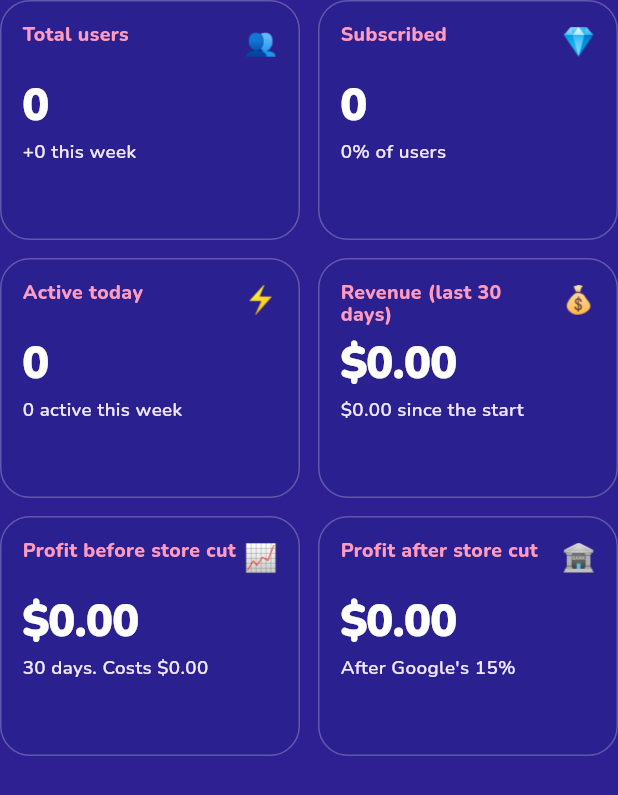
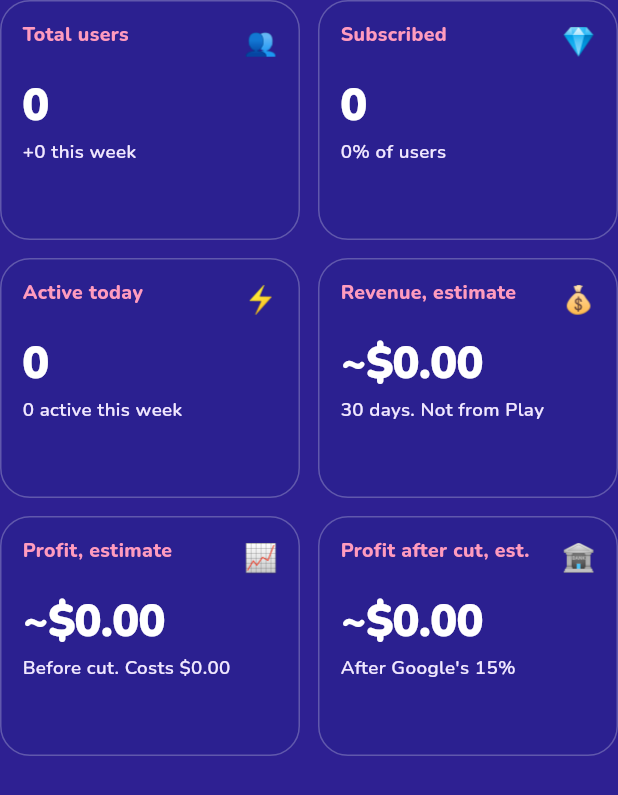
Before and after one commit to sid-sys/astra-manifest-anything, a Flutter app: the _Metrics widget shown alone on an empty page, opened directly with empty values, on a phone screen of 412 x 824 dp. Shown: the top 795 px of the screen. Run offline on Flutter 3.47's test engine with Material 3 defaults, Android fonts, the phone set to English and light mode, and no system bars; our stand-ins replace audio_service, cloud_firestore, cloud_functions, firebase_auth, firebase_core, firebase_messaging and 10 more; missing offline and left inert: in_app_purchase_android; accounts and stored records are empty; network calls fail.

Commit message:
Mark admin money as an estimate
Revenue and profit cards show ~ and the word estimate. The person page says
Play Console has the real number.

Co-Authored-By: Claude Sonnet 5.5 <noreply@anthropic.com>

```diff
--- a/lib/admin/dashboard_screen.dart
+++ b/lib/admin/dashboard_screen.dart
@@ -306,9 +306,9 @@ class _Metrics extends StatelessWidget {
         ),
         MetricCard(
           emoji: '💰',
-          title: 'Revenue (last 30 days)',
-          value: money(s.revenue30),
-          sub: '${money(s.revenueTotal)} since the start',
+          title: 'Revenue, estimate',
+          value: '~${money(s.revenue30)}',
+          sub: '30 days. Not from Play',
           onTap: () => _openPeople(
             context,
             'Paid in the last 30 days',
@@ -318,9 +318,9 @@ class _Metrics extends StatelessWidget {
         ),
         MetricCard(
           emoji: '📈',
-          title: 'Profit before store cut',
-          value: money(s.profitBeforeCut),
-          sub: '30 days. Costs ${money(s.costs30)}',
+          title: 'Profit, estimate',
+          value: '~${money(s.profitBeforeCut)}',
+          sub: 'Before cut. Costs ${money(s.costs30)}',
           onTap: () => _openPeople(
             context,
             'Paid in the last 30 days',
@@ -330,8 +330,8 @@ class _Metrics extends StatelessWidget {
         ),
         MetricCard(
           emoji: '🏦',
-          title: 'Profit after store cut',
-          value: money(after),
+          title: 'Profit after cut, est.',
+          value: '~${money(after)}',
           sub: 'After Google\'s ${(AdminConfig.storeCut * 100).round()}%',
           onTap: () => _openPeople(
             context,
--- a/lib/admin/user_detail_screen.dart
+++ b/lib/admin/user_detail_screen.dart
@@ -186,9 +186,10 @@ class _Journey extends StatelessWidget {
             child: Padding(
               padding: const EdgeInsets.only(top: 4),
               child: Text(
-                'Paid so far: ${money(user.testPurchase ? 0 : user.paidTotal)} in '
+                'Estimated paid: ~${money(user.testPurchase ? 0 : user.paidTotal)} in '
                 '${user.testPurchase ? 0 : user.payments.length} '
-                '${user.payments.length == 1 ? 'payment' : 'payments'} (estimated)',
+                '${user.payments.length == 1 ? 'payment' : 'payments'}. '
+                'Play Console has the real number.',
                 style: AstraTextStyles.body.copyWith(fontWeight: FontWeight.w800),
               ),
             ),
```
